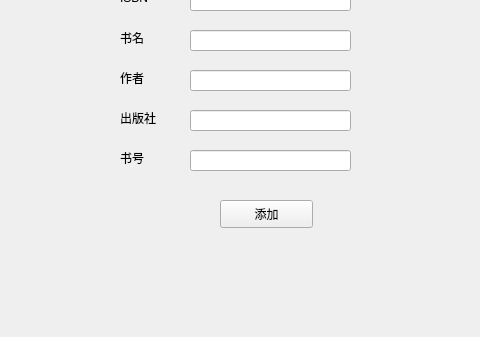
Above: LBMS/scan_input.ui from Foldblade/LBMS-CPP before the change; both pictures show x 0 to 480 and y 160 to 497 of the 723 by 497 pixel window. Below: the same form after it.
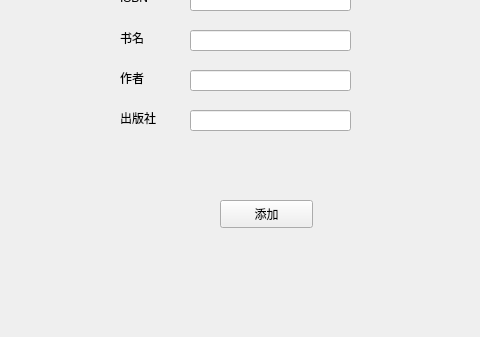
That is the form after the change.

Commit message:
delete book no
delete book no

```diff
--- a/LBMS/scan_input.ui
+++ b/LBMS/scan_input.ui
@@ -106,19 +106,6 @@
     <string>出版社</string>
    </property>
   </widget>
-  <widget class="QLabel" name="label_7">
-   <property name="geometry">
-    <rect>
-     <x>120</x>
-     <y>310</y>
-     <width>72</width>
-     <height>15</height>
-    </rect>
-   </property>
-   <property name="text">
-    <string>书号</string>
-   </property>
-  </widget>
   <widget class="QLineEdit" name="isbn">
    <property name="geometry">
     <rect>
@@ -159,16 +146,6 @@
     </rect>
    </property>
   </widget>
-  <widget class="QLineEdit" name="book_no">
-   <property name="geometry">
-    <rect>
-     <x>190</x>
-     <y>310</y>
-     <width>161</width>
-     <height>21</height>
-    </rect>
-   </property>
-  </widget>
   <widget class="QPushButton" name="add">
    <property name="geometry">
     <rect>
```
The commit also changes 2 other files.
